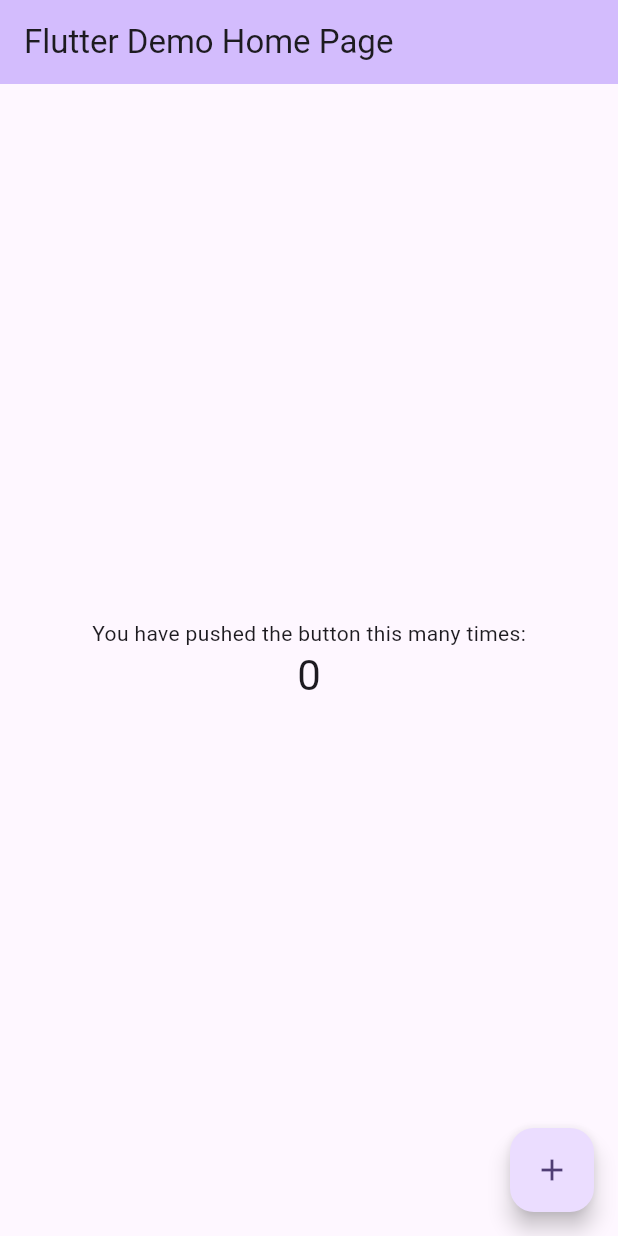
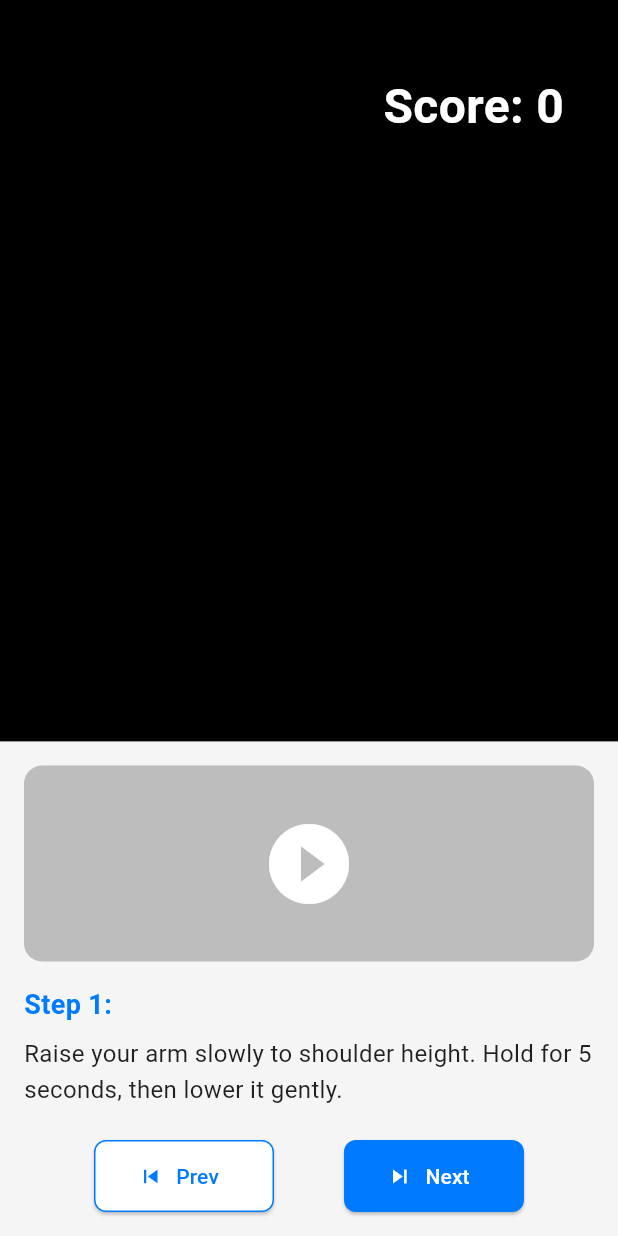
Before and after one commit to mhlohh/Flexion-Flow, a Flutter app: the screen it shows after launch, on a phone screen of 412 x 824 dp. Run offline on Flutter 3.47's test engine with Material 3 defaults, Android fonts, the phone set to English and light mode, and no system bars.

Commit message:
UI version1

```diff
--- a/flutter_application_1/lib/main.dart
+++ b/flutter_application_1/lib/main.dart
@@ -1,4 +1,5 @@
 import 'package:flutter/material.dart';
+import 'screens/therapy_session_screen.dart';
 
 void main() {
   runApp(const MyApp());
@@ -11,112 +12,18 @@ class MyApp extends StatelessWidget {
   @override
   Widget build(BuildContext context) {
     return MaterialApp(
-      title: 'Flutter Demo',
+      title: 'Flexion Flow',
       theme: ThemeData(
-        // This is the theme of your application.
-        //
-        // TRY THIS: Try running your application with "flutter run". You'll see
-        // the application has a purple toolbar. Then, without quitting the app,
-        // try changing the seedColor in the colorScheme below to Colors.green
-        // and then invoke "hot reload" (save your changes or press the "hot
-        // reload" button in a Flutter-supported IDE, or press "r" if you used
-        // the command line to start the app).
-        //
-        // Notice that the counter didn't reset back to zero; the application
-        // state is not lost during the reload. To reset the state, use hot
-        // restart instead.
-        //
-        // This works for code too, not just values: Most code changes can be
-        // tested with just a hot reload.
-        colorScheme: .fromSeed(seedColor: Colors.deepPurple),
+        // Using a color scheme based on the requested Medical Blue (#007AFF)
+        colorScheme: ColorScheme.fromSeed(
+          seedColor: const Color(0xFF007AFF),
+          primary: const Color(0xFF007AFF),
+          error: const Color(0xFFFF3B30),
+          surface: const Color(0xFFF5F5F5),
+        ),
+        useMaterial3: true,
       ),
-      home: const MyHomePage(title: 'Flutter Demo Home Page'),
+      home: const TherapySessionScreen(),
     );
   }
 }
-
-class MyHomePage extends StatefulWidget {
-  const MyHomePage({super.key, required this.title});
-
-  // This widget is the home page of your application. It is stateful, meaning
-  // that it has a State object (defined below) that contains fields that affect
-  // how it looks.
-
-  // This class is the configuration for the state. It holds the values (in this
-  // case the title) provided by the parent (in this case the App widget) and
-  // used by the build method of the State. Fields in a Widget subclass are
-  // always marked "final".
-
-  final String title;
-
-  @override
-  State<MyHomePage> createState() => _MyHomePageState();
-}
-
-class _MyHomePageState extends State<MyHomePage> {
-  int _counter = 0;
-
-  void _incrementCounter() {
-    setState(() {
-      // This call to setState tells the Flutter framework that something has
-      // changed in this State, which causes it to rerun the build method below
-      // so that the display can reflect the updated values. If we changed
-      // _counter without calling setState(), then the build method would not be
-      // called again, and so nothing would appear to happen.
-      _counter++;
-    });
-  }
-
-  @override
-  Widget build(BuildContext context) {
-    // This method is rerun every time setState is called, for instance as done
-    // by the _incrementCounter method above.
-    //
-    // The Flutter framework has been optimized to make rerunning build methods
-    // fast, so that you can just rebuild anything that needs updating rather
-    // than having to individually change instances of widgets.
-    return Scaffold(
-      appBar: AppBar(
-        // TRY THIS: Try changing the color here to a specific color (to
-        // Colors.amber, perhaps?) and trigger a hot reload to see the AppBar
-        // change color while the other colors stay the same.
-        backgroundColor: Theme.of(context).colorScheme.inversePrimary,
-        // Here we take the value from the MyHomePage object that was created by
-        // the App.build method, and use it to set our appbar title.
-        title: Text(widget.title),
-      ),
-      body: Center(
-        // Center is a layout widget. It takes a single child and positions it
-        // in the middle of the parent.
-        child: Column(
-          // Column is also a layout widget. It takes a list of children and
-          // arranges them vertically. By default, it sizes itself to fit its
-          // children horizontally, and tries to be as tall as its parent.
-          //
-          // Column has various properties to control how it sizes itself and
-          // how it positions its children. Here we use mainAxisAlignment to
-          // center the children vertically; the main axis here is the vertical
-          // axis because Columns are vertical (the cross axis would be
-          // horizontal).
-          //
-          // TRY THIS: Invoke "debug painting" (choose the "Toggle Debug Paint"
-          // action in the IDE, or press "p" in the console), to see the
-          // wireframe for each widget.
-          mainAxisAlignment: .center,
-          children: [
-            const Text('You have pushed the button this many times:'),
-            Text(
-              '$_counter',
-              style: Theme.of(context).textTheme.headlineMedium,
-            ),
-          ],
-        ),
-      ),
-      floatingActionButton: FloatingActionButton(
-        onPressed: _incrementCounter,
-        tooltip: 'Increment',
-        child: const Icon(Icons.add),
-      ),
-    );
-  }
-}
--- /dev/null
+++ b/flutter_application_1/lib/screens/therapy_session_screen.dart
@@ -0,0 +1,24 @@
+import 'package:flutter/material.dart';
+import '../widgets/live_feed_section.dart';
+import '../widgets/instruction_player.dart';
+
+class TherapySessionScreen extends StatelessWidget {
+  const TherapySessionScreen({super.key});
+
+  @override
+  Widget build(BuildContext context) {
+    return Scaffold(
+      body: SafeArea(
+        child: Column(
+          children: [
+            // Top Section: Live Feed (60% height)
+            const Expanded(flex: 6, child: LiveFeedSection()),
+
+            // Bottom Section: Instruction Area (40% height)
+            const Expanded(flex: 4, child: InstructionPlayer()),
+          ],
+        ),
+      ),
+    );
+  }
+}
--- /dev/null
+++ b/flutter_application_1/lib/widgets/instruction_player.dart
@@ -0,0 +1,101 @@
+import 'package:flutter/material.dart';
+
+class InstructionPlayer extends StatelessWidget {
+  const InstructionPlayer({super.key});
+
+  @override
+  Widget build(BuildContext context) {
+    return Container(
+      color: const Color(0xFFF5F5F5), // Off-white background
+      padding: const EdgeInsets.all(16.0),
+      child: Column(
+        crossAxisAlignment: CrossAxisAlignment.stretch,
+        children: [
+          // Video Player Placeholder
+          // TODO: Replace with actual VideoPlayer widget
+          Expanded(
+            flex: 3,
+            child: Container(
+              decoration: BoxDecoration(
+                color: Colors.grey[400],
+                borderRadius: BorderRadius.circular(12),
+              ),
+              child: const Center(
+                child: Icon(
+                  Icons.play_circle_fill, // Play icon
+                  color: Colors.white,
+                  size: 64,
+                ),
+              ),
+            ),
+          ),
+          const SizedBox(height: 16),
+          // Instruction Text Area
+          const Expanded(
+            flex: 2,
+            child: SingleChildScrollView(
+              child: Column(
+                crossAxisAlignment: CrossAxisAlignment.start,
+                children: [
+                  Text(
+                    'Step 1:',
+                    style: TextStyle(
+                      fontFamily: 'Roboto',
+                      fontSize: 18,
+                      fontWeight: FontWeight.bold,
+                      color: Color(0xFF007AFF), // Medical Blue
+                    ),
+                  ),
+                  SizedBox(height: 8),
+                  Text(
+                    'Raise your arm slowly to shoulder height. Hold for 5 seconds, then lower it gently.',
+                    style: TextStyle(
+                      fontFamily: 'Roboto',
+                      fontSize: 16,
+                      color: Colors.black87,
+                      height: 1.5,
+                    ),
+                  ),
+                ],
+              ),
+            ),
+          ),
+          const SizedBox(height: 16),
+          // Control Buttons (Optional, but good for "Instruction Area" context)
+          Row(
+            mainAxisAlignment: MainAxisAlignment.spaceEvenly,
+            children: [
+              ElevatedButton.icon(
+                onPressed: () {},
+                icon: const Icon(Icons.skip_previous),
+                label: const Text('Prev'),
+                style: ElevatedButton.styleFrom(
+                  backgroundColor: Colors.white,
+                  foregroundColor: const Color(0xFF007AFF),
+                  minimumSize: const Size(120, 48), // Large touch target
+                  shape: RoundedRectangleBorder(
+                    borderRadius: BorderRadius.circular(8),
+                    side: const BorderSide(color: Color(0xFF007AFF)),
+                  ),
+                ),
+              ),
+              ElevatedButton.icon(
+                onPressed: () {},
+                icon: const Icon(Icons.skip_next),
+                label: const Text('Next'),
+                style: ElevatedButton.styleFrom(
+                  backgroundColor: const Color(0xFF007AFF),
+                  foregroundColor: Colors.white,
+                  minimumSize: const Size(120, 48), // Large touch target
+                  shape: RoundedRectangleBorder(
+                    borderRadius: BorderRadius.circular(8),
+                  ),
+                ),
+              ),
+            ],
+          ),
+        ],
+      ),
+    );
+  }
+}
--- /dev/null
+++ b/flutter_application_1/lib/widgets/live_feed_section.dart
@@ -0,0 +1,47 @@
+import 'package:flutter/material.dart';
+
+class LiveFeedSection extends StatelessWidget {
+  const LiveFeedSection({super.key});
+
+  @override
+  Widget build(BuildContext context) {
+    // Top Section (60% of the screen height effectively handled by the parent flex)
+    // Using a Container to represent the live feed area
+    return Stack(
+      children: [
+        // Placeholder for Camera Preview
+        // TODO: Replace this Container with CameraPreview widget later
+        Container(
+          color: Colors.black,
+          width: double.infinity,
+          height: double.infinity,
+        ),
+        // Score Overlay
+        Positioned(
+          top: 40, // Adjust status bar padding as needed
+          right: 20,
+          child: Container(
+            padding: const EdgeInsets.symmetric(horizontal: 16, vertical: 8),
+            decoration: BoxDecoration(
+              color:
+                  Colors.black54, // Semi-transparent background for readability
+              borderRadius: BorderRadius.circular(12),
+            ),
+            child: const Text(
+              'Score: 0',
+              style: TextStyle(
+                // Google Fonts 'Roboto' is the default in Flutter, so we can use standard TextStyle
+                // or explicitly use GoogleFonts package if added to pubspec.yaml.
+                // For now, using standard TextStyle with Roboto-like characteristics.
+                fontFamily: 'Roboto',
+                fontSize: 32,
+                fontWeight: FontWeight.bold,
+                color: Colors.white,
+              ),
+            ),
+          ),
+        ),
+      ],
+    );
+  }
+}
--- a/flutter_application_1/pubspec.yaml
+++ b/flutter_application_1/pubspec.yaml
@@ -34,6 +34,7 @@ dependencies:
   # The following adds the Cupertino Icons font to your application.
   # Use with the CupertinoIcons class for iOS style icons.
   cupertino_icons: ^1.0.8
+  camera: ^0.11.3
 
 dev_dependencies:
   flutter_test:
```
Also changed, not shown: flutter_application_1/pubspec.lock, 7 other files.
